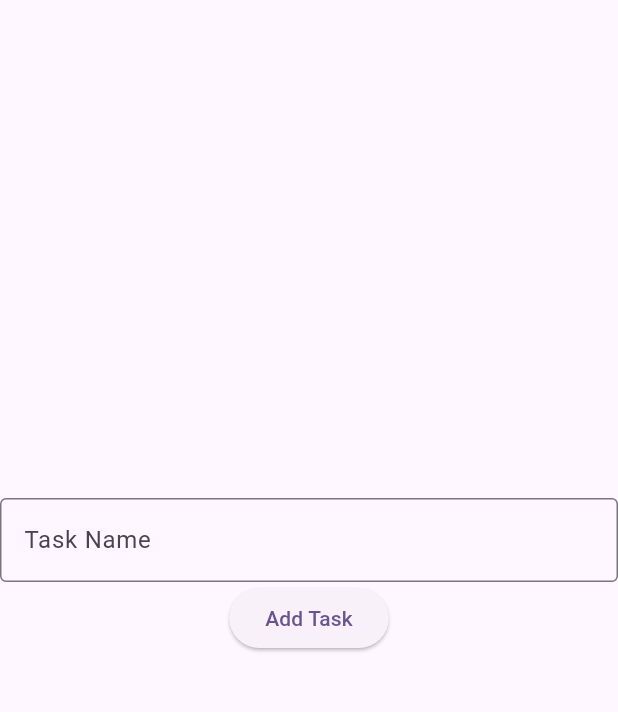
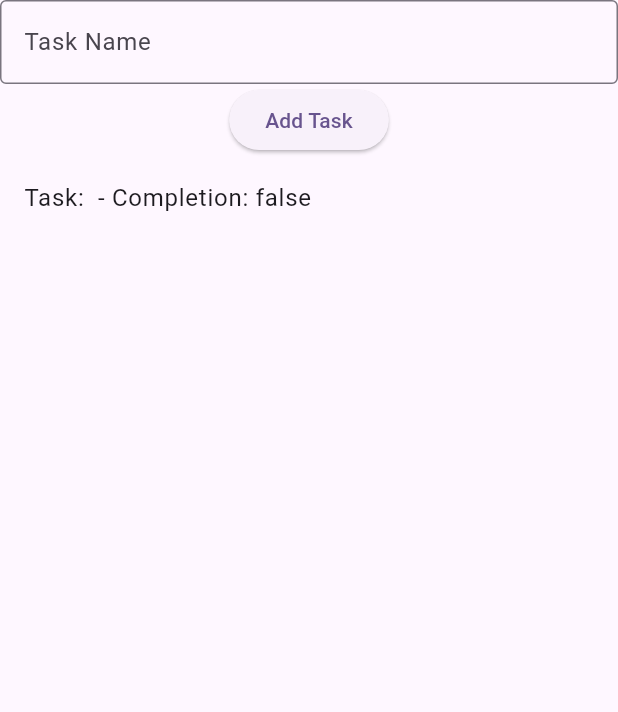
Before and after one commit to mnewby4/CW03, a Flutter app: the screen it shows after launch, after a tap on "Add Task", on a phone screen of 412 x 824 dp, the part 84-796 px from its top. Run offline on Flutter 3.47's test engine with Material 3 defaults, Android fonts, the phone set to English and light mode, and no system bars.

Commit message:
Properly display task item and completion status

```diff
--- a/lib/main.dart
+++ b/lib/main.dart
@@ -41,11 +41,11 @@ class Task {
 //Main screen of our app
 class _TaskListPage extends State<TaskPage> {
   //define list of tasks [obj w name + complete status] as an instance variable
-  List<Task> taskList= [];
+  List<Task> _taskList= [];
 
    _addTask() {
     setState(() {
-      taskList.add(Task(text1.text, false));
+      _taskList.add(Task(text1.text, false));
     });
     //print(taskList[taskList.length - 1].taskName);
   }
@@ -73,38 +73,29 @@ class _TaskListPage extends State<TaskPage> {
               onPressed: _addTask,
               child: Text('Add Task'),
             ),
-            /*Expanded(
+            Expanded(
                 child: ListView.builder(
                   shrinkWrap: true,
-                  itemCount: _taskName.length,
+                  itemCount: _taskList.length,
                   itemBuilder: (context, index) {
-                    /*return GestureDetector(
+                    return GestureDetector(
                       onTap: () {
                         //push=adds route to stack of routes managed by navigator
-                        Navigator.push(context,
+                        /*Navigator.push(context,
                           MaterialPageRoute(builder: (context) => DetailsPage(
-                            recipeName: _taskName[index],
+                            taskName: _taskList[index],
                           )),
                         );*/
+                        print('Hello');
                       },
                       child: ListTile(
-                        title: Text(_taskName[index]),
+                        title: Text('Task: ' + _taskList[index].taskName +
+                                    ' - Completion: ${_taskList[index].markComplete}'),
                       ),
-                    );
-                    return ListView.builder(
-                      padding: const EdgeInsets.all(8),
-                      itemCount: taskList.length,
-                      itemBuilder: (BuildContext context, int index) {
-                        return Container(
-                          height: 50,
-                          color: Colors.amber,
-                          child: Center(child: Text('Task: ${taskList[index]}')),
-                        );
-                      }
                     );
                   },
                 ),
-              ),*/
+              ),
           ],
         ),
       ),
```
